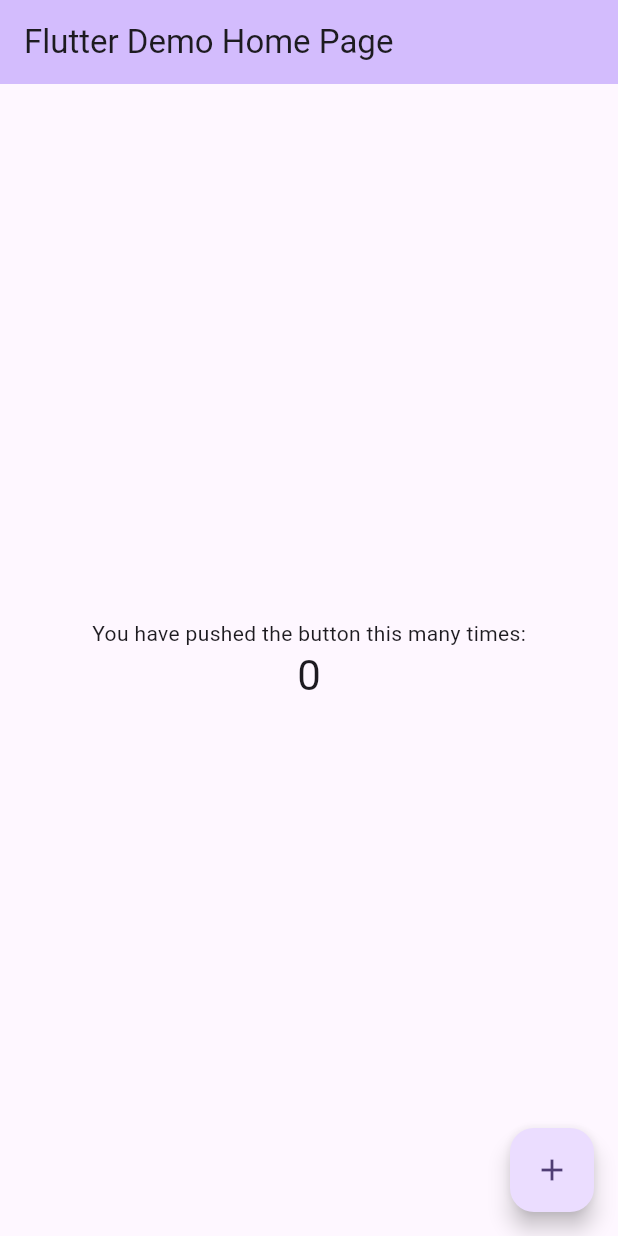
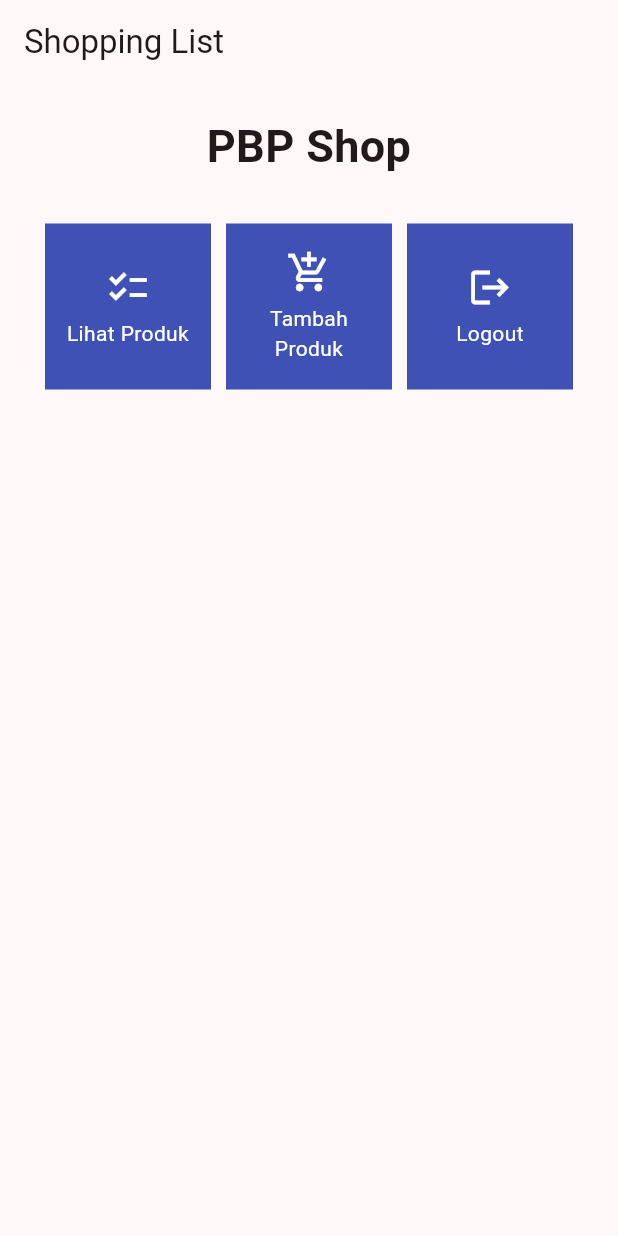
Before and after one commit to IrPanK/shopping-list-mobile, a Flutter app: the screen it shows after launch, on a phone screen of 412 x 824 dp. Run offline on Flutter 3.47's test engine with Material 2 defaults, Android fonts, the phone set to English and light mode, and no system bars.

Commit message:
tutorial 6

```diff
--- a/lib/main.dart
+++ b/lib/main.dart
@@ -1,4 +1,5 @@
 import 'package:flutter/material.dart';
+import 'package:shopping_list_mobile/menu.dart';
 
 void main() {
   runApp(const MyApp());
@@ -28,98 +29,10 @@ class MyApp extends StatelessWidget {
         //
         // This works for code too, not just values: Most code changes can be
         // tested with just a hot reload.
-        colorScheme: ColorScheme.fromSeed(seedColor: Colors.deepPurple),
+        colorScheme: ColorScheme.fromSeed(seedColor: Colors.black),
         useMaterial3: true,
       ),
-      home: const MyHomePage(title: 'Flutter Demo Home Page'),
+      home: const MyHomePage(),
     );
   }
 }
-
-class MyHomePage extends StatefulWidget {
-  const MyHomePage({super.key, required this.title});
-
-  // This widget is the home page of your application. It is stateful, meaning
-  // that it has a State object (defined below) that contains fields that affect
-  // how it looks.
-
-  // This class is the configuration for the state. It holds the values (in this
-  // case the title) provided by the parent (in this case the App widget) and
-  // used by the build method of the State. Fields in a Widget subclass are
-  // always marked "final".
-
-  final String title;
-
-  @override
-  State<MyHomePage> createState() => _MyHomePageState();
-}
-
-class _MyHomePageState extends State<MyHomePage> {
-  int _counter = 0;
-
-  void _incrementCounter() {
-    setState(() {
-      // This call to setState tells the Flutter framework that something has
-      // changed in this State, which causes it to rerun the build method below
-      // so that the display can reflect the updated values. If we changed
-      // _counter without calling setState(), then the build method would not be
-      // called again, and so nothing would appear to happen.
-      _counter++;
-    });
-  }
-
-  @override
-  Widget build(BuildContext context) {
-    // This method is rerun every time setState is called, for instance as done
-    // by the _incrementCounter method above.
-    //
-    // The Flutter framework has been optimized to make rerunning build methods
-    // fast, so that you can just rebuild anything that needs updating rather
-    // than having to individually change instances of widgets.
-    return Scaffold(
-      appBar: AppBar(
-        // TRY THIS: Try changing the color here to a specific color (to
-        // Colors.amber, perhaps?) and trigger a hot reload to see the AppBar
-        // change color while the other colors stay the same.
-        backgroundColor: Theme.of(context).colorScheme.inversePrimary,
-        // Here we take the value from the MyHomePage object that was created by
-        // the App.build method, and use it to set our appbar title.
-        title: Text(widget.title),
-      ),
-      body: Center(
-        // Center is a layout widget. It takes a single child and positions it
-        // in the middle of the parent.
-        child: Column(
-          // Column is also a layout widget. It takes a list of children and
-          // arranges them vertically. By default, it sizes itself to fit its
-          // children horizontally, and tries to be as tall as its parent.
-          //
-          // Column has various properties to control how it sizes itself and
-          // how it positions its children. Here we use mainAxisAlignment to
-          // center the children vertically; the main axis here is the vertical
-          // axis because Columns are vertical (the cross axis would be
-          // horizontal).
-          //
-          // TRY THIS: Invoke "debug painting" (choose the "Toggle Debug Paint"
-          // action in the IDE, or press "p" in the console), to see the
-          // wireframe for each widget.
-          mainAxisAlignment: MainAxisAlignment.center,
-          children: <Widget>[
-            const Text(
-              'You have pushed the button this many times:',
-            ),
-            Text(
-              '$_counter',
-              style: Theme.of(context).textTheme.headlineMedium,
-            ),
-          ],
-        ),
-      ),
-      floatingActionButton: FloatingActionButton(
-        onPressed: _incrementCounter,
-        tooltip: 'Increment',
-        child: const Icon(Icons.add),
-      ), // This trailing comma makes auto-formatting nicer for build methods.
-    );
-  }
-}
--- /dev/null
+++ b/lib/menu.dart
@@ -0,0 +1,122 @@
+import 'package:flutter/material.dart';
+
+class ShopItem {
+  final String name;
+  final IconData icon;
+
+  ShopItem(this.name, this.icon);
+}
+
+class MyHomePage extends StatefulWidget {
+  const MyHomePage({Key? key}) : super(key: key);
+
+  @override
+  State<MyHomePage> createState() => _MyHomePageState();
+}
+
+class _MyHomePageState extends State<MyHomePage> {
+  final List<ShopItem> items = [
+    ShopItem("Lihat Produk", Icons.checklist),
+    ShopItem("Tambah Produk", Icons.add_shopping_cart),
+    ShopItem("Logout", Icons.logout),
+  ];
+
+  @override
+  Widget build(BuildContext context) {
+    // This method is rerun every time setState is called, for instance as done
+    // by the _incrementCounter method above.
+    //
+    // The Flutter framework has been optimized to make rerunning build methods
+    // fast, so that you can just rebuild anything that needs updating rather
+    // than having to individually change instances of widgets.
+    return Scaffold(
+      appBar: AppBar(
+        title: const Text(
+          'Shopping List',
+        ),
+      ),
+      body: SingleChildScrollView(
+        // Widget wrapper yang dapat discroll
+        child: Padding(
+          padding: const EdgeInsets.all(10.0), // Set padding dari halaman
+          child: Column(
+            // Widget untuk menampilkan children secara vertikal
+            children: <Widget>[
+              const Padding(
+                padding: EdgeInsets.only(top: 10.0, bottom: 10.0),
+                // Widget Text untuk menampilkan tulisan dengan alignment center dan style yang sesuai
+                child: Text(
+                  'PBP Shop', // Text yang menandakan toko
+                  textAlign: TextAlign.center,
+                  style: TextStyle(
+                    fontSize: 30,
+                    fontWeight: FontWeight.bold,
+                  ),
+                ),
+              ),
+              // Grid layout
+              GridView.count(
+                // Container pada card kita.
+                primary: true,
+                padding: const EdgeInsets.all(20),
+                crossAxisSpacing: 10,
+                mainAxisSpacing: 10,
+                crossAxisCount: 3,
+                shrinkWrap: true,
+                children: items.map((ShopItem item) {
+                  // Iterasi untuk setiap item
+                  return ShopCard(item);
+                }).toList(),
+              ),
+            ],
+          ),
+        ),
+      ),
+    );
+  }
+}
+
+class ShopCard extends StatelessWidget {
+  final ShopItem item;
+
+  const ShopCard(this.item, {super.key}); // Constructor
+
+  @override
+  Widget build(BuildContext context) {
+    return Material(
+      color: Colors.indigo,
+      child: InkWell(
+        // Area responsive terhadap sentuhan
+        onTap: () {
+          // Memunculkan SnackBar ketika diklik
+          ScaffoldMessenger.of(context)
+            ..hideCurrentSnackBar()
+            ..showSnackBar(SnackBar(
+                content: Text("Kamu telah menekan tombol ${item.name}!")));
+        },
+        child: Container(
+          // Container untuk menyimpan Icon dan Text
+          padding: const EdgeInsets.all(8),
+          child: Center(
+            child: Column(
+              mainAxisAlignment: MainAxisAlignment.center,
+              children: [
+                Icon(
+                  item.icon,
+                  color: Colors.white,
+                  size: 30.0,
+                ),
+                const Padding(padding: EdgeInsets.all(3)),
+                Text(
+                  item.name,
+                  textAlign: TextAlign.center,
+                  style: const TextStyle(color: Colors.white),
+                ),
+              ],
+            ),
+          ),
+        ),
+      ),
+    );
+  }
+}
```
